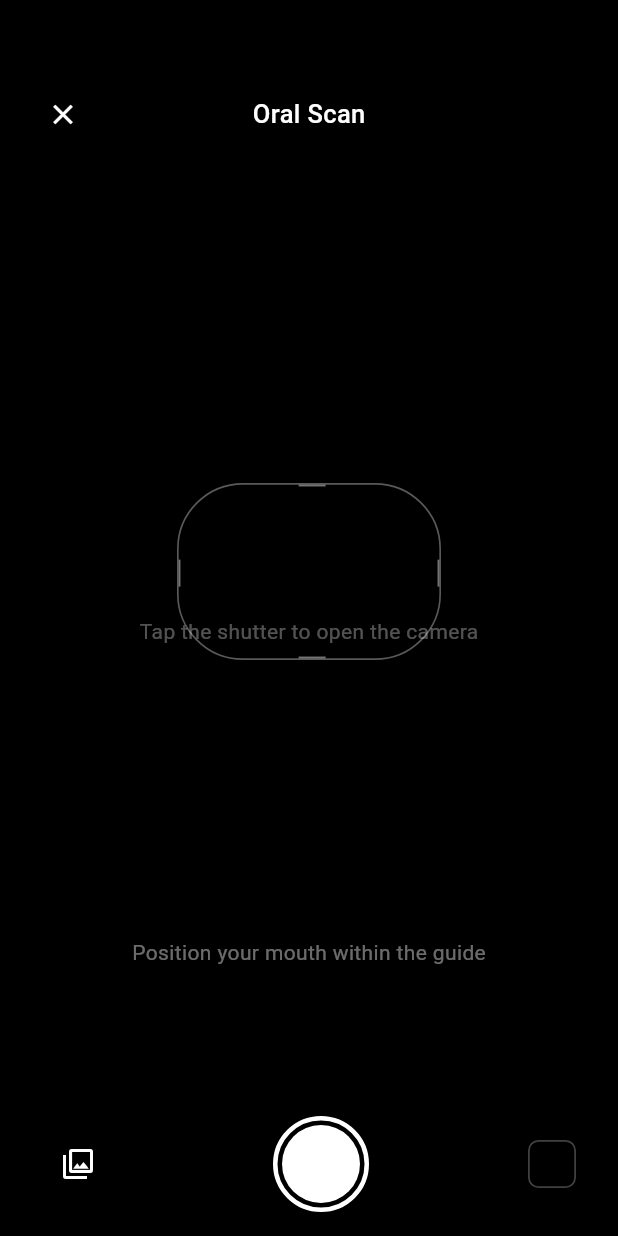
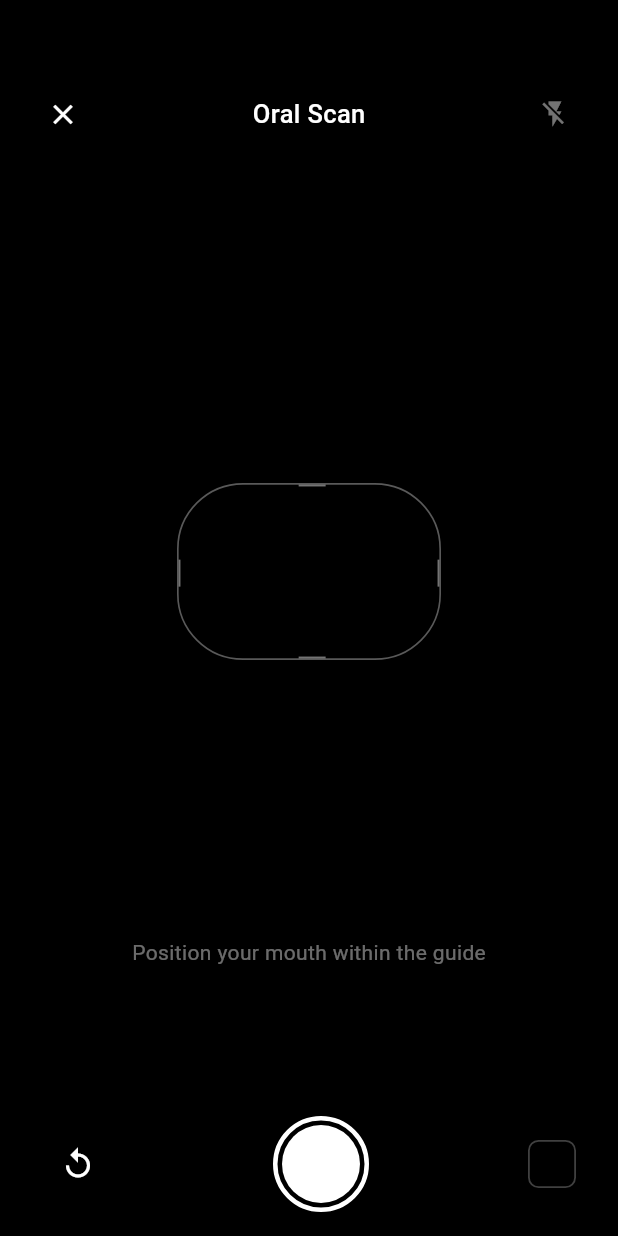
Before and after one commit to sbae56-art/likelion, a Flutter app: the CameraScreen screen opened directly, on a phone screen of 412 x 824 dp. Run offline on Flutter 3.47's test engine with Material 3 defaults, Android fonts, the phone set to English and light mode, and no system bars; our stand-ins replace camera, cross_file, image_picker, shared_preferences, web; missing offline and left inert: dart:js_interop; accounts and stored records are empty.

Commit message:
Web Oral Scan: match reference UI (flash_off, replay=gallery, no pill buttons)
Made-with: Cursor

```diff
--- a/oral_health_ai/lib/screens/camera_screen_web.dart
+++ b/oral_health_ai/lib/screens/camera_screen_web.dart
@@ -81,20 +81,6 @@ class _CameraScreenState extends State<CameraScreen> {
     }
   }
 
-  Widget _buildPreviewPlaceholder() {
-    return Container(
-      color: Colors.black,
-      alignment: Alignment.center,
-      child: Text(
-        'Tap the shutter to open the camera',
-        style: TextStyle(
-          color: Colors.white.withValues(alpha: 0.35),
-          fontSize: 14,
-        ),
-      ),
-    );
-  }
-
   Widget _buildAnalyzingOverlay() {
     if (!_isAnalyzing) return const SizedBox.shrink();
 
@@ -153,7 +139,15 @@ class _CameraScreenState extends State<CameraScreen> {
               ),
             ),
           ),
-          const SizedBox(width: 48),
+          IconButton(
+            onPressed: null,
+            icon: Icon(
+              Icons.flash_off,
+              color: Colors.white.withValues(alpha: 0.45),
+              size: 20,
+            ),
+            tooltip: 'Flash not available in browser',
+          ),
         ],
       ),
     );
@@ -170,12 +164,14 @@ class _CameraScreenState extends State<CameraScreen> {
         mainAxisAlignment: MainAxisAlignment.spaceBetween,
         children: [
           IconButton(
-            onPressed: disabled ? null : () => _pickAndAnalyze(ImageSource.gallery),
+            onPressed:
+                disabled ? null : () => _pickAndAnalyze(ImageSource.gallery),
             icon: const Icon(
-              Icons.photo_library_outlined,
+              Icons.replay_outlined,
               color: Colors.white,
               size: 24,
             ),
+            tooltip: 'Choose from gallery',
           ),
           GestureDetector(
             onTap: disabled ? null : () => _pickAndAnalyze(ImageSource.camera),
@@ -231,7 +227,7 @@ class _CameraScreenState extends State<CameraScreen> {
                   child: Stack(
                     fit: StackFit.expand,
                     children: [
-                      _buildPreviewPlaceholder(),
+                      ColoredBox(color: Colors.black),
                       Container(
                         decoration: const BoxDecoration(
                           gradient: LinearGradient(
```
Also changed, not shown: docs/assets/fonts/MaterialIcons-Regular.otf, 2 other files.
